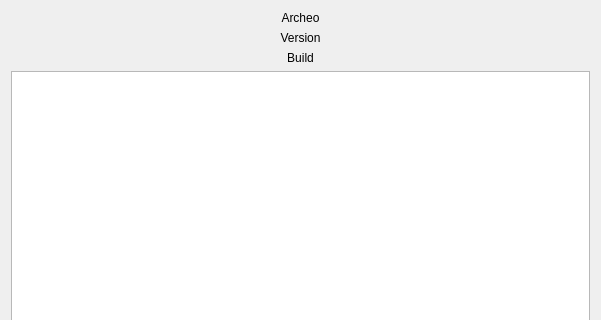
First picture: the form in about.ui, repository codeistpl/archeo, before the edit; both pictures show x 0 to 601 and y 0 to 320 of the 601 by 498 pixel window.
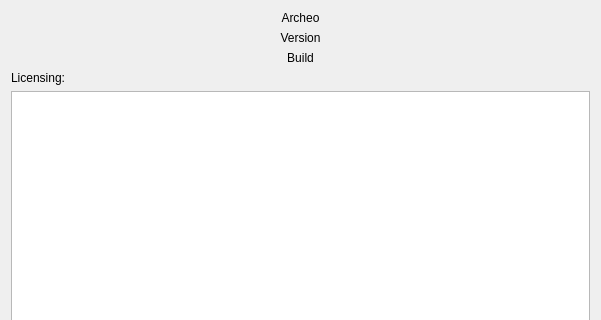
Second picture: the form after the edit.

Commit message: Added "About info dialog" Licensing information and Version

Diff of the .ui file:
```diff
--- a/about.ui
+++ b/about.ui
@@ -44,6 +44,13 @@
      </property>
     </widget>
    </item>
+   <item>
+    <widget class="QLabel" name="label">
+     <property name="text">
+      <string>Licensing:</string>
+     </property>
+    </widget>
+   </item>
    <item>
     <widget class="QTextBrowser" name="copyrigthText"/>
    </item>
```
Left out of the diff: 2 changed lines with no effect on the pictures. The commit also changes 6 other files.
